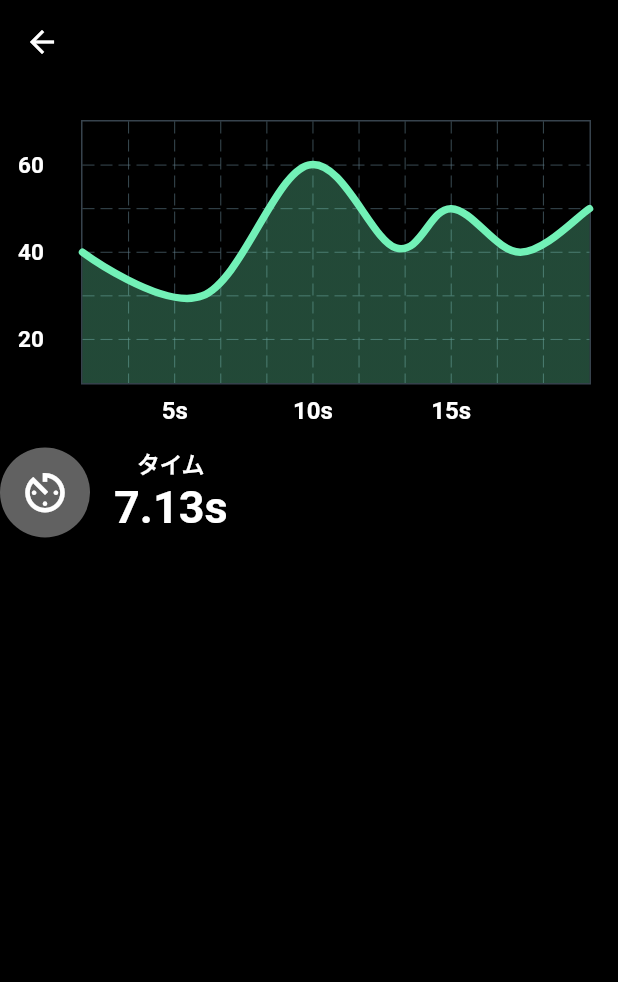
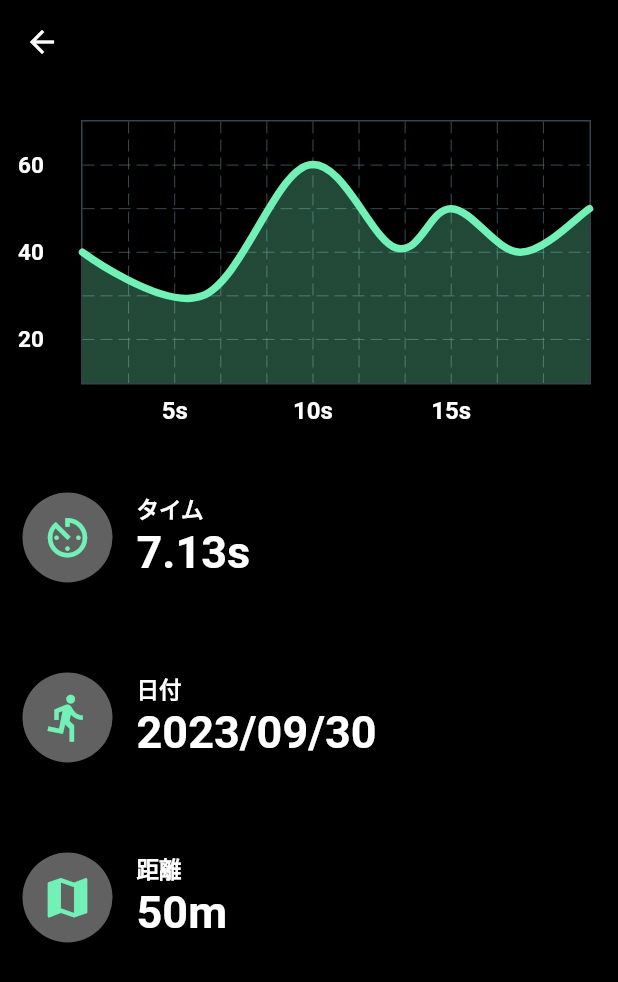
Before and after one commit to Yamasaki-pan961/flutter_for_hackathon, a Flutter app: the RecordView screen opened directly, after a tap on "50m", on a phone screen of 412 x 824 dp. Shown: the top 982 px of the screen. Run offline on Flutter 3.47's test engine with Material 2 defaults, Android fonts, the phone set to English and light mode, and no system bars; drawn by our look-alikes of fl_chart; our stand-ins replace hooks_riverpod.

Commit message:
add: 記録履歴のを作成しました

```diff
--- a/lib/feature/component/record_cell.dart
+++ b/lib/feature/component/record_cell.dart
@@ -1,5 +1,6 @@
 import 'package:flutter/material.dart';
 import 'package:flutter_template_for_hackathon/common/theme/app_spaces.dart';
+import 'package:flutter_template_for_hackathon/common/theme/app_theme.dart';
 
 class RecordCell extends StatelessWidget {
   const RecordCell({
@@ -22,33 +23,33 @@ class RecordCell extends StatelessWidget {
     return ListTile(
       onTap: onTap,
       leading: CircleAvatar(
-        backgroundColor: Colors.grey.shade700,
+        backgroundColor: AppTheme.shade700Color,
         radius: 20,
         child: Icon(
           icon,
-          color: Colors.greenAccent,
+          color: AppTheme.appColor,
         ),
       ),
       title: Row(
         children: [
           Text(
             distance,
-            style: const TextStyle(
+            style: TextStyle(
               fontSize: 17,
               fontWeight: FontWeight.bold,
-              color: Colors.white,
+              color: AppTheme.textColor,
             ),
           ),
           Icon(
             icon,
-            color: Colors.white,
+            color: AppTheme.textColor,
           ),
         ],
       ),
       subtitle: Text(
         date,
-        style: const TextStyle(
-          color: Colors.grey,
+        style: TextStyle(
+          color: AppTheme.grey,
           fontSize: 13,
           fontWeight: FontWeight.bold,
         ),
@@ -58,16 +59,16 @@ class RecordCell extends StatelessWidget {
         children: [
           Text(
             time,
-            style: const TextStyle(
-              color: Colors.white,
+            style: TextStyle(
+              color: AppTheme.textColor,
               fontWeight: FontWeight.bold,
               fontSize: 25,
             ),
           ),
           AppSpaces.horizontal_4,
-          const Icon(
+          Icon(
             Icons.arrow_forward_ios,
-            color: Colors.grey,
+            color: AppTheme.grey,
             size: 20,
           ),
         ],
--- /dev/null
+++ b/lib/feature/ui/record/children/deital_list_tile.dart
@@ -0,0 +1,62 @@
+import 'package:flutter/material.dart';
+import 'package:flutter_template_for_hackathon/common/theme/app_spaces.dart';
+import 'package:flutter_template_for_hackathon/common/theme/app_theme.dart';
+
+class DetailListTile extends StatelessWidget {
+  const DetailListTile({
+    Key? key,
+    required this.icon,
+    required this.title,
+    required this.content,
+  }) : super(key: key);
+
+  final IconData icon;
+  final String title;
+  final String content;
+
+  @override
+  Widget build(BuildContext context) {
+    return Padding(
+      padding: const EdgeInsets.symmetric(
+        horizontal: 15,
+        vertical: 30,
+      ),
+      child: Row(
+        crossAxisAlignment: CrossAxisAlignment.start,
+        children: [
+          CircleAvatar(
+            backgroundColor: AppTheme.shade700Color,
+            radius: 30,
+            child: Icon(
+              icon,
+              color: AppTheme.appColor,
+              size: 35,
+            ),
+          ),
+          AppSpaces.horizontal_16,
+          Column(
+            crossAxisAlignment: CrossAxisAlignment.start,
+            children: [
+              Text(
+                title,
+                style: TextStyle(
+                  fontWeight: FontWeight.bold,
+                  fontSize: 15,
+                  color: AppTheme.textColor,
+                ),
+              ),
+              Text(
+                content,
+                style: TextStyle(
+                  fontSize: 30,
+                  fontWeight: FontWeight.bold,
+                  color: AppTheme.textColor,
+                ),
+              ),
+            ],
+          ),
+        ],
+      ),
+    );
+  }
+}
--- a/lib/feature/ui/record/record_detail_view.dart
+++ b/lib/feature/ui/record/record_detail_view.dart
@@ -1,6 +1,7 @@
 import 'package:fl_chart/fl_chart.dart';
 import 'package:flutter/material.dart';
-import 'package:flutter_template_for_hackathon/common/theme/app_spaces.dart';
+import 'package:flutter_template_for_hackathon/common/theme/app_theme.dart';
+import 'package:flutter_template_for_hackathon/feature/ui/record/children/deital_list_tile.dart';
 
 class RecordDetailView extends StatefulWidget {
   const RecordDetailView({Key? key}) : super(key: key);
@@ -11,8 +12,8 @@ class RecordDetailView extends StatefulWidget {
 
 class _RecordDetailViewState extends State<RecordDetailView> {
   List<Color> gradientColors = [
-    const Color(0xFF72F1B7),
-    const Color(0xFF72F1B7),
+    AppTheme.appColor,
+    AppTheme.appColor,
   ];
 
   //縦軸　速度
@@ -26,9 +27,9 @@ class _RecordDetailViewState extends State<RecordDetailView> {
   @override
   Widget build(BuildContext context) {
     return Scaffold(
-      backgroundColor: Colors.black,
+      backgroundColor: AppTheme.backgroundColor,
       appBar: AppBar(
-        backgroundColor: Colors.black,
+        backgroundColor: AppTheme.backgroundColor,
       ),
       body: Column(
         children: [
@@ -50,38 +51,20 @@ class _RecordDetailViewState extends State<RecordDetailView> {
               ),
             ],
           ),
-          Row(
-            crossAxisAlignment: CrossAxisAlignment.start,
-            children: [
-              CircleAvatar(
-                backgroundColor: Colors.grey.shade700,
-                radius: 30,
-                child: const Icon(
-                  Icons.av_timer,
-                  color: Colors.white,
-                  size: 35,
-                ),
-              ),
-              AppSpaces.horizontal_16,
-              const Column(
-                children: [
-                  Text(
-                    'タイム',
-                    style: TextStyle(
-                      fontWeight: FontWeight.bold,
-                      fontSize: 15,
-                    ),
-                  ),
-                  Text(
-                    '7.13s',
-                    style: TextStyle(
-                      fontSize: 30,
-                      fontWeight: FontWeight.bold,
-                    ),
-                  ),
-                ],
-              ),
-            ],
+          const DetailListTile(
+            icon: Icons.av_timer,
+            title: 'タイム',
+            content: '7.13s',
+          ),
+          const DetailListTile(
+            icon: Icons.directions_run,
+            title: '日付',
+            content: '2023/09/30',
+          ),
+          const DetailListTile(
+            icon: Icons.map,
+            title: '距離',
+            content: '50m',
           ),
         ],
       ),
```
